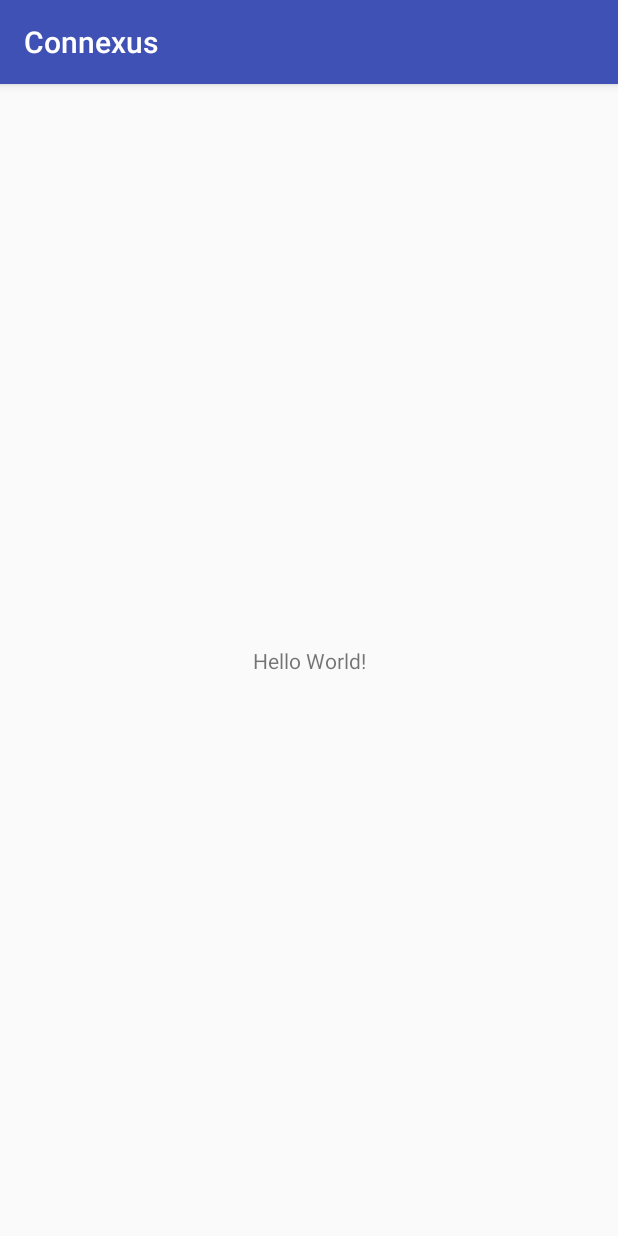
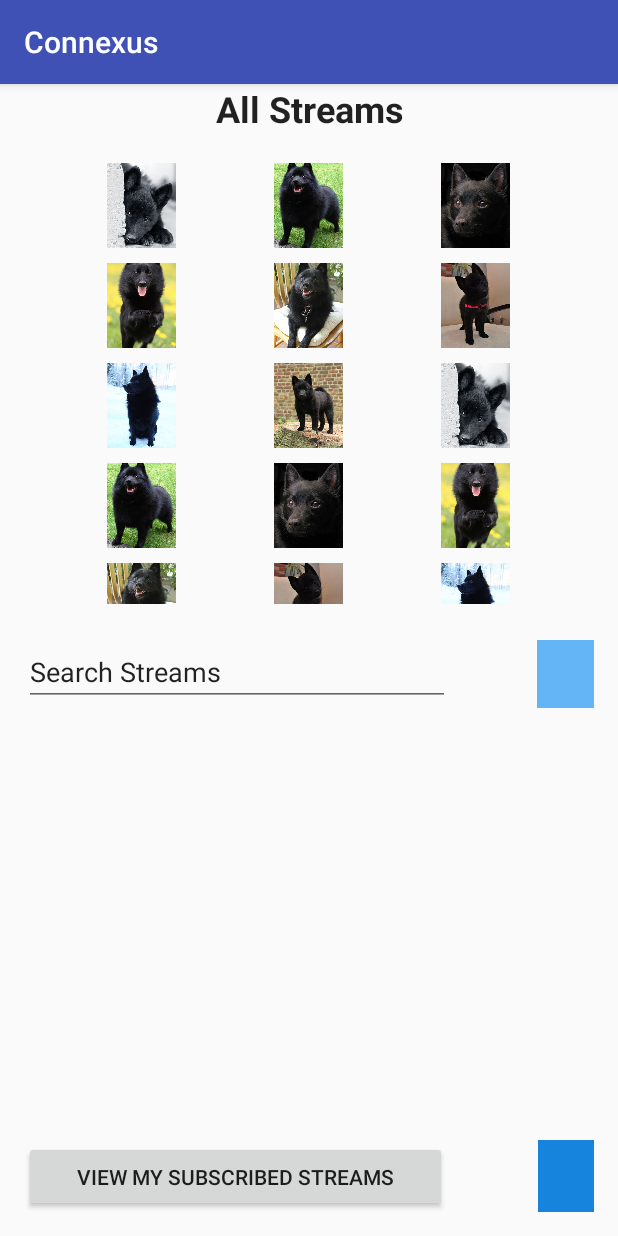
Before and after one commit to rayolanderos/UT-APT-MiniProject, an Android app: the screen it shows after launch (MainActivity before the commit, ViewAllActivity after it), on a phone screen of 412 x 824 dp. Run offline under Robolectric (Android 15) with nearby library versions, the phone set to English and light mode, and no system bars.

Commit message:
Sample View All Layout
View All layout with sample hardcoded images

```diff
--- a/androidapp/Connexus/app/src/main/AndroidManifest.xml
+++ b/androidapp/Connexus/app/src/main/AndroidManifest.xml
@@ -10,6 +10,8 @@
         android:supportsRtl="true"
         android:theme="@style/AppTheme">
         <activity android:name=".MainActivity">
+        </activity>
+        <activity android:name=".ViewAllActivity">
             <intent-filter>
                 <action android:name="android.intent.action.MAIN" />
 
--- /dev/null
+++ b/androidapp/Connexus/app/src/main/java/com/green/apt/connexus/ImageAdapter.java
@@ -0,0 +1,52 @@
+package com.green.apt.connexus;
+
+/**
+ * Created by rayolanderos on 10/18/17.
+ */
+
+import android.content.Context;
+import android.view.View;
+import android.view.ViewGroup;
+import android.widget.BaseAdapter;
+import android.widget.GridView;
+import android.widget.ImageView;
+
+public class ImageAdapter extends BaseAdapter {
+    private Context mContext;
+
+    public ImageAdapter(Context c) {
+        mContext = c;
+    }
+
+    public int getCount() {
+        return mThumbIds.length;
+    }
+
+    public Object getItem(int position) {
+        return null;
+    }
+
+    public long getItemId(int position) {
+        return 0;
+    }
+
+    // create a new ImageView for each item referenced by the Adapter
+    public View getView(int position, View convertView, ViewGroup parent) {
+        ImageView imageView;
+        if (convertView == null) { // if it's not recycled, initialize some
+            // attributes
+            imageView = new ImageView(mContext);
+            imageView.setLayoutParams(new GridView.LayoutParams(85, 85));
+            imageView.setScaleType(ImageView.ScaleType.CENTER_CROP);
+            imageView.setPadding(8, 8, 8, 8);
+        } else {
+            imageView = (ImageView) convertView;
+        }
+
+        imageView.setImageResource(mThumbIds[position]);
+        return imageView;
+    }
+
+    // references to our images
+    private Integer[] mThumbIds = { R.drawable.sample_2, R.drawable.sample_3, R.drawable.sample_4, R.drawable.sample_5, R.drawable.sample_6, R.drawable.sample_7, R.drawable.sample_0, R.drawable.sample_1, R.drawable.sample_2, R.drawable.sample_3, R.drawable.sample_4, R.drawable.sample_5, R.drawable.sample_6, R.drawable.sample_7, R.drawable.sample_0, R.drawable.sample_1, R.drawable.sample_2, R.drawable.sample_3, R.drawable.sample_4, R.drawable.sample_5, R.drawable.sample_6, R.drawable.sample_7 };
+}
--- a/androidapp/Connexus/app/src/main/java/com/green/apt/connexus/MainActivity.java
+++ b/androidapp/Connexus/app/src/main/java/com/green/apt/connexus/MainActivity.java
@@ -8,6 +8,6 @@ public class MainActivity extends AppCompatActivity {
     @Override
     protected void onCreate(Bundle savedInstanceState) {
         super.onCreate(savedInstanceState);
-        setContentView(R.layout.activity_main);
+//        setContentView(R.layout.activity_main);
     }
 }
--- /dev/null
+++ b/androidapp/Connexus/app/src/main/java/com/green/apt/connexus/ViewAllActivity.java
@@ -0,0 +1,28 @@
+package com.green.apt.connexus;
+
+import android.support.v7.app.AppCompatActivity;
+import android.os.Bundle;
+import android.view.View;
+import android.widget.AdapterView;
+import android.widget.GridView;
+import android.widget.Toast;
+import android.widget.AdapterView.OnItemClickListener;
+
+public class ViewAllActivity extends AppCompatActivity {
+    @Override
+    protected void onCreate(Bundle savedInstanceState) {
+        super.onCreate(savedInstanceState);
+        setContentView(R.layout.activity_view_all);
+
+        GridView gridview = (GridView) findViewById(R.id.gridview);
+        gridview.setAdapter(new ImageAdapter(getApplicationContext()));
+
+        gridview.setOnItemClickListener(new OnItemClickListener() {
+            public void onItemClick(AdapterView<?> parent, View v,
+                                    int position, long id) {
+                Toast.makeText(ViewAllActivity.this, "" + position,
+                        Toast.LENGTH_SHORT).show();
+            }
+        });
+    }
+}
--- /dev/null
+++ b/androidapp/Connexus/app/src/main/res/layout/activity_view_all.xml
@@ -0,0 +1,95 @@
+<?xml version="1.0" encoding="utf-8"?>
+<android.support.constraint.ConstraintLayout xmlns:android="http://schemas.android.com/apk/res/android"
+    xmlns:app="http://schemas.android.com/apk/res-auto"
+    xmlns:tools="http://schemas.android.com/tools"
+    android:layout_width="match_parent"
+    android:layout_height="match_parent"
+    tools:context="com.green.apt.connexus.ViewAllActivity"
+    tools:layout_editor_absoluteY="81dp"
+    tools:layout_editor_absoluteX="0dp"
+    android:focusableInTouchMode="true" >
+
+    <TextView
+        android:id="@+id/textView"
+        android:layout_width="wrap_content"
+        android:layout_height="wrap_content"
+        android:text="All Streams"
+        android:textAlignment="center"
+        android:textAppearance="@style/TextAppearance.AppCompat.Headline"
+        android:textStyle="bold"
+        app:layout_constraintLeft_toLeftOf="parent"
+        app:layout_constraintRight_toRightOf="parent"
+        tools:layout_editor_absoluteY="25dp" />
+
+    <ImageButton
+        android:id="@+id/imageButton"
+        android:layout_width="37dp"
+        android:layout_height="48dp"
+        app:srcCompat="@drawable/globe"
+        app:layout_constraintBottom_toBottomOf="parent"
+        android:layout_marginRight="16dp"
+        android:layout_marginBottom="16dp"
+        app:layout_constraintRight_toRightOf="parent"
+        tools:layout_editor_absoluteX="307dp" />
+
+    <android.support.constraint.Guideline
+        android:layout_width="wrap_content"
+        android:layout_height="wrap_content"
+        android:id="@+id/guideline"
+        app:layout_constraintGuide_begin="20dp"
+        android:orientation="horizontal"
+        tools:layout_editor_absoluteY="20dp"
+        tools:layout_editor_absoluteX="0dp" />
+
+    <ImageButton
+        android:id="@+id/imageButton2"
+        android:layout_width="38dp"
+        android:layout_height="45dp"
+        app:srcCompat="@drawable/search"
+        android:layout_marginRight="16dp"
+        app:layout_constraintRight_toRightOf="parent"
+        android:layout_marginTop="24dp"
+        app:layout_constraintTop_toBottomOf="@+id/gridview" />
+
+    <EditText
+        android:id="@+id/editText"
+        android:layout_width="284dp"
+        android:layout_height="44dp"
+        android:ems="10"
+        android:inputType="text"
+        android:text="Search Streams"
+        android:layout_marginLeft="16dp"
+        app:layout_constraintLeft_toLeftOf="parent"
+        android:layout_marginTop="24dp"
+        app:layout_constraintTop_toBottomOf="@+id/gridview"
+        android:nextFocusUp="@id/editText"
+        android:nextFocusLeft="@id/editText"/>
+
+    <Button
+        android:id="@+id/button"
+        android:layout_width="282dp"
+        android:layout_height="47dp"
+        android:text="View My Subscribed Streams"
+        android:layout_marginLeft="16dp"
+        app:layout_constraintBottom_toBottomOf="parent"
+        android:layout_marginBottom="16dp"
+        app:layout_constraintLeft_toLeftOf="parent"
+        tools:layout_editor_absoluteY="448dp" />
+
+    <GridView
+        android:id="@+id/gridview"
+        android:layout_width="324dp"
+        android:layout_height="294dp"
+        android:columnWidth="90dp"
+        android:gravity="center"
+        android:horizontalSpacing="10dp"
+        android:numColumns="auto_fit"
+        android:stretchMode="columnWidth"
+        android:verticalSpacing="10dp"
+        android:layout_marginLeft="8dp"
+        app:layout_constraintLeft_toLeftOf="parent"
+        android:layout_marginRight="8dp"
+        app:layout_constraintRight_toRightOf="parent"
+        android:layout_marginTop="20dp"
+        app:layout_constraintTop_toBottomOf="@+id/textView" />
+</android.support.constraint.ConstraintLayout>
```
Also changed, not shown: androidapp/Connexus/app/src/main/res/drawable/globe.png (added), androidapp/Connexus/app/src/main/res/drawable/sample_0.jpg (added), androidapp/Connexus/app/src/main/res/drawable/sample_1.jpg (added), androidapp/Connexus/app/src/main/res/drawable/sample_2.jpg (added), androidapp/Connexus/app/src/main/res/drawable/sample_3.jpg (added), androidapp/Connexus/app/src/main/res/drawable/sample_4.jpg (added), androidapp/Connexus/app/src/main/res/drawable/sample_5.jpg (added), androidapp/Connexus/app/src/main/res/drawable/sample_6.jpg (added), androidapp/Connexus/app/src/main/res/drawable/sample_7.jpg (added), androidapp/Connexus/app/src/main/res/drawable/search.png (added).
